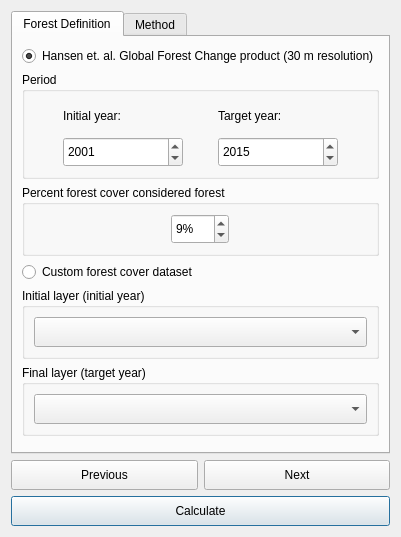
Qt form LDMP/gui/DlgCalculateTCData.ui (ConservationInternational/trends.earth) before a commit.
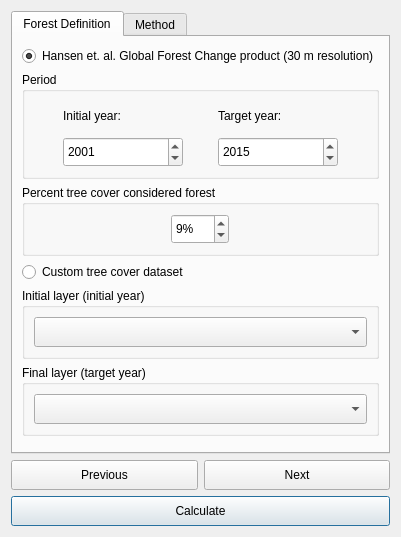
The same form after that commit. The open tabs and pages were chosen to show the change. Custom widgets are drawn as their Qt base class.

Commit message: Fix dialog from "forest cover" to "tree cover"

Diff of the .ui file:
```diff
--- a/LDMP/gui/DlgCalculateTCData.ui
+++ b/LDMP/gui/DlgCalculateTCData.ui
@@ -195,7 +195,7 @@
        <item>
         <widget class="QGroupBox" name="groupBox_hansen_threshold">
          <property name="title">
-          <string>Percent forest cover considered forest</string>
+          <string>Percent tree cover considered forest</string>
          </property>
          <layout class="QGridLayout" name="gridLayout_2">
           <item row="0" column="0">
@@ -241,7 +241,7 @@
        <item>
         <widget class="QRadioButton" name="use_custom">
          <property name="text">
-          <string>Custom forest cover dataset</string>
+          <string>Custom tree cover dataset</string>
          </property>
         </widget>
        </item>
```
